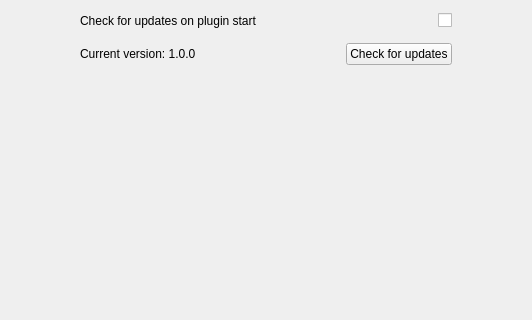
Qt form eodh_qgis/ui/settings.ui (EO-DataHub/eodh-qgis) before a commit; both pictures show x 117 to 649 and y 0 to 320 of the 766 by 534 pixel window.
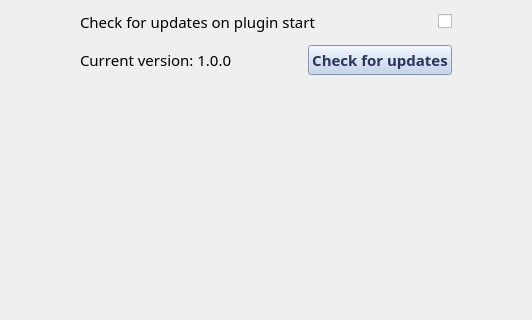
The same form after that commit.

Commit message: Set button styles

Diff of the .ui file:
```diff
--- a/eodh_qgis/ui/settings.ui
+++ b/eodh_qgis/ui/settings.ui
@@ -10,9 +10,24 @@
     <height>534</height>
    </rect>
   </property>
+  <property name="font">
+   <font>
+    <family>Fira Sans</family>
+    <pointsize>11</pointsize>
+   </font>
+  </property>
   <property name="windowTitle">
    <string>Form</string>
   </property>
+  <property name="styleSheet">
+   <string notr="true">QFrame#frame { background: #EFEFEF }
+
+QPushButton { 
+	background: #BCCEEB;
+	color: #2A3559;
+	font-weight: bold;
+}</string>
+  </property>
   <layout class="QHBoxLayout" name="horizontalLayout" stretch="1,2,1">
    <item>
     <spacer name="horizontalSpacer_3">
```
The commit also changes 5 other files.
